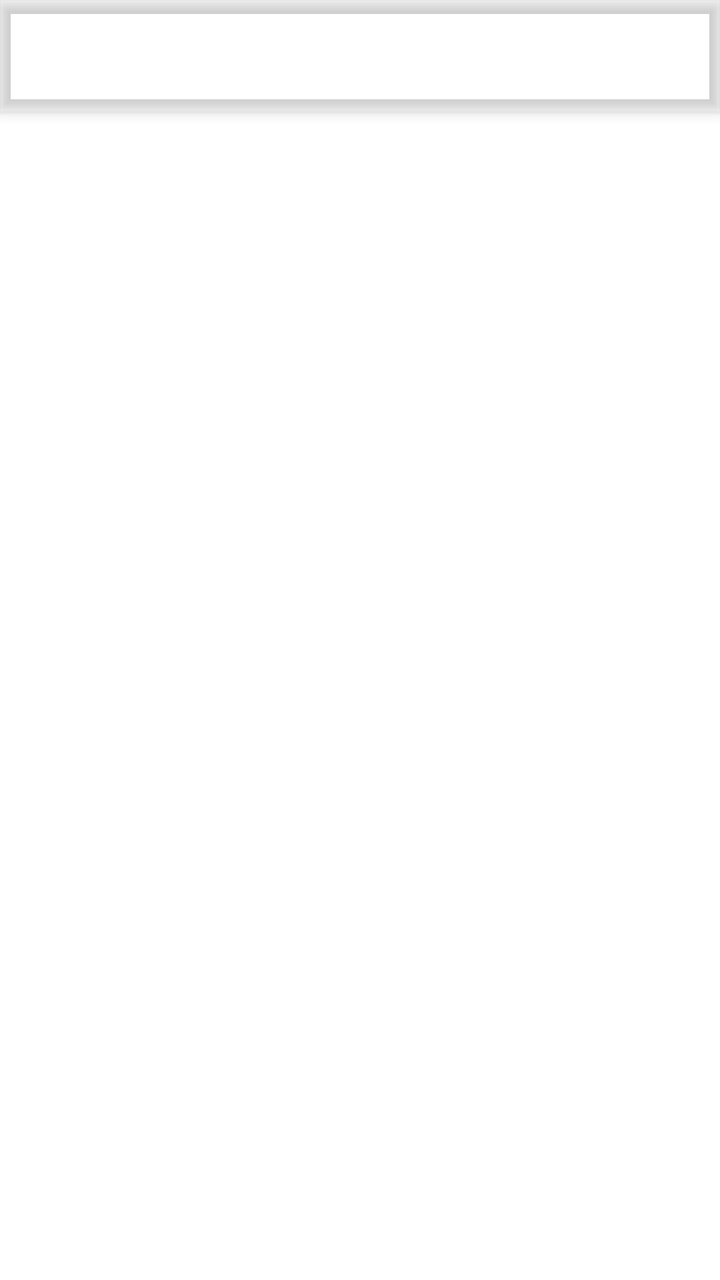
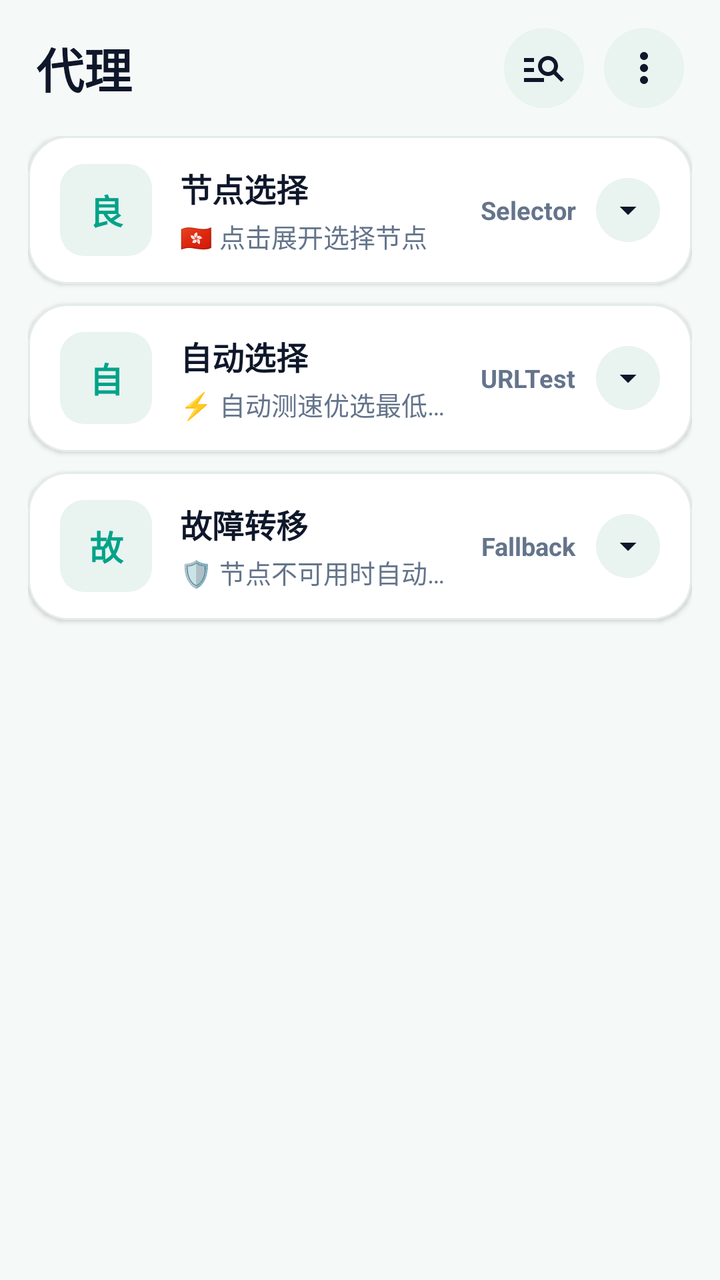

An Android layout rendered at two revisions. The XML below is the earlier revision; the diff shows what the commit changed to produce the second picture.
<!-- AndroidManifest.xml: application theme Theme.Start -->
<!-- res/layout/layout_group_list.xml -->
<?xml version="1.0" encoding="utf-8"?>
<LinearLayout xmlns:android="http://schemas.android.com/apk/res/android"
    xmlns:app="http://schemas.android.com/apk/res-auto"
    xmlns:tools="http://schemas.android.com/tools"
    android:layout_width="match_parent"
    android:layout_height="match_parent"
    android:orientation="vertical"
    tools:context=".ui.ConfigurationFragment">

    <include
        layout="@layout/layout_appbar"
        android:layout_width="match_parent"
        android:layout_height="wrap_content" />

    <com.google.android.material.tabs.TabLayout
        android:id="@+id/group_tab"
        android:layout_width="match_parent"
        android:layout_height="wrap_content"
        android:background="?android:attr/colorBackground"
        android:elevation="2dp"
        android:visibility="gone"
        app:tabIndicatorColor="?colorPrimary"
        app:tabIndicatorFullWidth="false"
        app:tabIndicatorHeight="3dp"
        app:tabMode="scrollable"
        app:tabPaddingStart="16dp"
        app:tabRippleColor="@color/fl_card_active_bg"
        app:tabSelectedTextColor="?colorPrimary"
        app:tabTextColor="?android:attr/textColorSecondary"
        app:tabUnboundedRipple="false" />

    <androidx.viewpager2.widget.ViewPager2
        android:id="@+id/group_pager"
        android:layout_width="match_parent"
        android:layout_height="match_parent" />

</LinearLayout>
<!-- res/layout/layout_appbar.xml (included above) -->
<?xml version="1.0" encoding="utf-8"?>
<com.google.android.material.appbar.AppBarLayout xmlns:android="http://schemas.android.com/apk/res/android"
    xmlns:app="http://schemas.android.com/apk/res-auto"
    android:id="@+id/appbar"
    android:layout_width="match_parent"
    android:layout_height="wrap_content"
    android:background="?attr/colorPrimary"
    android:elevation="4dp"
    android:fitsSystemWindows="true">

    <com.google.android.material.appbar.MaterialToolbar
        android:id="@+id/toolbar"
        android:layout_width="match_parent"
        android:layout_height="?attr/actionBarSize"
        android:background="?attr/colorPrimary"
        android:theme="?actionBarTheme"
        android:touchscreenBlocksFocus="false"
        app:titleTextColor="?attr/colorOnPrimary"
        app:navigationIconTint="?attr/colorOnPrimary"
        app:popupTheme="@style/ThemeOverlay.AppCompat.DayNight"
        app:title="@string/app_name" />
</com.google.android.material.appbar.AppBarLayout>
<!-- resources referenced by this layout -->
<resources>
  <color name="fl_card_active_bg">#EDFBF7</color>
  <string name="app_name" translatable="false">NekoBox</string>
  <style name="Theme.Start" parent="Theme.MaterialComponents.DayNight">
          <item name="android:navigationBarColor">@android:color/transparent</item>
          <item name="colorPrimary">@android:color/transparent</item>
          <item name="colorPrimaryDark">@android:color/transparent</item>
          <item name="android:backgroundDimEnabled">false</item>
          <item name="android:windowNoTitle">true</item>
          <item name="windowActionBar">false</item>
          <item name="windowNoTitle">true</item>
      </style>
</resources>

<!-- the commit's change to res/layout/layout_group_list.xml (unified diff, before → after) -->
@@ -4,57 +4,448 @@
     xmlns:tools="http://schemas.android.com/tools"
     android:layout_width="match_parent"
     android:layout_height="match_parent"
+    android:background="@color/fl_bg_light"
     android:orientation="vertical"
     tools:context=".ui.ConfigurationFragment">
 
-    <include
-        layout="@layout/layout_appbar"
+    
+    <androidx.appcompat.widget.Toolbar
+        android:id="@+id/toolbar"
         android:layout_width="match_parent"
-        android:layout_height="wrap_content" />
-
-    <com.google.android.material.tabs.TabLayout
-        android:id="@+id/group_tab"
+        android:layout_height="0dp"
+        android:visibility="gone" />
+
+    
+    <LinearLayout
+        android:id="@+id/header_proxies"
         android:layout_width="match_parent"
         android:layout_height="wrap_content"
-        android:background="?android:attr/colorBackground"
-        android:elevation="2dp"
+        android:gravity="center_vertical"
+        android:orientation="horizontal"
+        android:paddingHorizontal="18dp"
+        android:paddingTop="14dp"
+        android:paddingBottom="10dp">
+
+        <ImageButton
+            android:id="@+id/btn_proxy_close"
+            android:layout_width="40dp"
+            android:layout_height="40dp"
+            android:layout_marginEnd="10dp"
+            android:background="@drawable/bg_fl_tonal_circle"
+            android:contentDescription="@string/close"
+            android:padding="9dp"
+            android:scaleType="centerInside"
+            android:visibility="gone"
+            app:srcCompat="@drawable/ic_navigation_close"
+            app:tint="@color/fl_text_primary" />
+
+        <TextView
+            android:id="@+id/tv_proxy_header_title"
+            android:layout_width="0dp"
+            android:layout_height="wrap_content"
+            android:layout_weight="1"
+            android:text="代理"
+            android:textColor="@color/fl_text_primary"
+            android:textSize="24sp"
+            android:textStyle="bold" />
+
+        <ImageButton
+            android:id="@+id/btn_proxy_search"
+            android:layout_width="40dp"
+            android:layout_height="40dp"
+            android:layout_marginEnd="10dp"
+            android:background="@drawable/bg_fl_tonal_circle"
+            android:contentDescription="@string/action_search"
+            android:padding="8dp"
+            android:scaleType="centerInside"
+            app:srcCompat="@drawable/ic_baseline_manage_search_24"
+            app:tint="@color/fl_text_primary" />
+
+        <ImageButton
+            android:id="@+id/btn_proxy_more"
+            android:layout_width="40dp"
+            android:layout_height="40dp"
+            android:background="@drawable/bg_fl_tonal_circle"
+            android:contentDescription="@string/more"
+            android:padding="8dp"
+            android:scaleType="centerInside"
+            app:srcCompat="@drawable/ic_baseline_more_vert_24"
+            app:tint="@color/fl_text_primary" />
+
+    </LinearLayout>
+
+    
+    <com.google.android.material.card.MaterialCardView
+        android:id="@+id/card_proxy_search"
+        android:layout_width="match_parent"
+        android:layout_height="wrap_content"
+        android:layout_marginHorizontal="14dp"
+        android:layout_marginBottom="8dp"
         android:visibility="gone"
-        app:tabIndicatorColor="?colorPrimary"
-        app:tabIndicatorFullWidth="false"
-        app:tabIndicatorHeight="3dp"
-        app:tabMode="scrollable"
-        app:tabPaddingStart="16dp"
-        app:tabRippleColor="@color/fl_card_active_bg"
-        app:tabSelectedTextColor="?colorPrimary"
-        app:tabTextColor="?android:attr/textColorSecondary"
-        app:tabUnboundedRipple="false" />
-
-    <androidx.viewpager2.widget.ViewPager2
-        android:id="@+id/group_pager"
+        app:cardBackgroundColor="@color/fl_card_bg"
+        app:cardCornerRadius="16dp"
+        app:cardElevation="1dp"
+        app:strokeColor="@color/fl_card_stroke"
+        app:strokeWidth="1dp">
+
+        <androidx.appcompat.widget.SearchView
+            android:id="@+id/proxy_search_view"
+            android:layout_width="match_parent"
+            android:layout_height="44dp"
+            app:iconifiedByDefault="false"
+            app:queryBackground="@android:color/transparent"
+            app:queryHint="搜索节点名称、协议或地区..." />
+    </com.google.android.material.card.MaterialCardView>
+
+    
+    <LinearLayout
+        android:id="@+id/layout_strategy_accordion"
         android:layout_width="match_parent"
-        android:layout_height="match_parent" />
+        android:layout_height="wrap_content"
+        android:orientation="vertical"
+        android:paddingHorizontal="14dp"
+        android:paddingTop="4dp">
+
+        
+        <com.google.android.material.card.MaterialCardView
+            android:id="@+id/card_group_selector"
+            android:layout_width="match_parent"
+            android:layout_height="wrap_content"
+            android:layout_marginBottom="10dp"
+            android:clickable="true"
+            android:focusable="true"
+            android:foreground="?attr/selectableItemBackground"
+            app:cardBackgroundColor="@color/fl_card_bg"
+            app:cardCornerRadius="20dp"
+            app:cardElevation="1.5dp"
+            app:strokeColor="@color/fl_card_stroke"
+            app:strokeWidth="1dp">
+
+            <LinearLayout
+                android:layout_width="match_parent"
+                android:layout_height="wrap_content"
+                android:gravity="center_vertical"
+                android:orientation="horizontal"
+                android:paddingHorizontal="16dp"
+                android:paddingVertical="14dp">
+
+                <TextView
+                    android:id="@+id/tv_selector_avatar"
+                    android:layout_width="46dp"
+                    android:layout_height="46dp"
+                    android:layout_marginEnd="14dp"
+                    android:background="@drawable/bg_fl_group_avatar"
+                    android:gravity="center"
+                    android:text="良"
+                    android:textColor="@color/theme_primary"
+                    android:textSize="17sp"
+                    android:textStyle="bold" />
+
+                <LinearLayout
+                    android:layout_width="0dp"
+                    android:layout_height="wrap_content"
+                    android:layout_weight="1"
+                    android:orientation="vertical">
+
+                    <TextView
+                        android:id="@+id/tv_selector_title"
+                        android:layout_width="wrap_content"
+                        android:layout_height="wrap_content"
+                        android:ellipsize="end"
+                        android:maxLines="1"
+                        android:text="节点选择"
+                        android:textColor="@color/fl_text_primary"
+                        android:textSize="16sp"
+                        android:textStyle="bold" />
+
+                    <TextView
+                        android:id="@+id/tv_selector_current"
+                        android:layout_width="wrap_content"
+                        android:layout_height="wrap_content"
+                        android:layout_marginTop="3dp"
+                        android:ellipsize="end"
+                        android:maxLines="1"
+                        android:text="🇭🇰 点击展开选择节点"
+                        android:textColor="@color/fl_text_secondary"
+                        android:textSize="13sp" />
+                </LinearLayout>
+
+                <TextView
+                    android:layout_width="wrap_content"
+                    android:layout_height="wrap_content"
+                    android:layout_marginHorizontal="10dp"
+                    android:text="Selector"
+                    android:textColor="@color/fl_text_secondary"
+                    android:textSize="12.5sp"
+                    android:textStyle="bold" />
+
+                <FrameLayout
+                    android:layout_width="32dp"
+                    android:layout_height="32dp"
+                    android:background="@drawable/bg_fl_tonal_circle">
+
+                    <ImageView
+                        android:id="@+id/iv_selector_arrow"
+                        android:layout_width="20dp"
+                        android:layout_height="20dp"
+                        android:layout_gravity="center"
+                        app:srcCompat="@drawable/ic_fl_chevron_down"
+                        app:tint="@color/fl_text_primary" />
+                </FrameLayout>
+
+            </LinearLayout>
+        </com.google.android.material.card.MaterialCardView>
+
+        
+        <com.google.android.material.card.MaterialCardView
+            android:id="@+id/card_group_urltest"
+            android:layout_width="match_parent"
+            android:layout_height="wrap_content"
+            android:layout_marginBottom="10dp"
+            android:clickable="true"
+            android:focusable="true"
+            android:foreground="?attr/selectableItemBackground"
+            app:cardBackgroundColor="@color/fl_card_bg"
+            app:cardCornerRadius="20dp"
+            app:cardElevation="1.5dp"
+            app:strokeColor="@color/fl_card_stroke"
+            app:strokeWidth="1dp">
+
+            <LinearLayout
+                android:layout_width="match_parent"
+                android:layout_height="wrap_content"
+                android:gravity="center_vertical"
+                android:orientation="horizontal"
+                android:paddingHorizontal="16dp"
+                android:paddingVertical="14dp">
+
+                <TextView
+                    android:layout_width="46dp"
+                    android:layout_height="46dp"
+                    android:layout_marginEnd="14dp"
+                    android:background="@drawable/bg_fl_group_avatar"
+                    android:gravity="center"
+                    android:text="自"
+                    android:textColor="@color/theme_primary"
+                    android:textSize="17sp"
+                    android:textStyle="bold" />
+
+                <LinearLayout
+                    android:layout_width="0dp"
+                    android:layout_height="wrap_content"
+                    android:layout_weight="1"
+                    android:orientation="vertical">
+
+                    <TextView
+                        android:layout_width="wrap_content"
+                        android:layout_height="wrap_content"
+                        android:text="自动选择"
+                        android:textColor="@color/fl_text_primary"
+                        android:textSize="16sp"
+                        android:textStyle="bold" />
+
+                    <TextView
+                        android:id="@+id/tv_urltest_current"
+                        android:layout_width="wrap_content"
+                        android:layout_height="wrap_content"
+                        android:layout_marginTop="3dp"
+                        android:ellipsize="end"
+                        android:maxLines="1"
+                        android:text="⚡ 自动测速优选最低延迟节点"
+                        android:textColor="@color/fl_text_secondary"
+                        android:textSize="13sp" />
+                </LinearLayout>
+
+                <TextView
+                    android:layout_width="wrap_content"
+                    android:layout_height="wrap_content"
+                    android:layout_marginHorizontal="10dp"
+                    android:text="URLTest"
+                    android:textColor="@color/fl_text_secondary"
+                    android:textSize="12.5sp"
+                    android:textStyle="bold" />
+
+                <FrameLayout
+                    android:layout_width="32dp"
+                    android:layout_height="32dp"
+                    android:background="@drawable/bg_fl_tonal_circle">
+
+                    <ImageView
+                        android:id="@+id/iv_urltest_arrow"
+                        android:layout_width="20dp"
+                        android:layout_height="20dp"
+                        android:layout_gravity="center"
+                        app:srcCompat="@drawable/ic_fl_chevron_down"
+                        app:tint="@color/fl_text_primary" />
+                </FrameLayout>
+
+            </LinearLayout>
+        </com.google.android.material.card.MaterialCardView>
+
+        
+        <com.google.android.material.card.MaterialCardView
+            android:id="@+id/card_group_fallback"
+            android:layout_width="match_parent"
+            android:layout_height="wrap_content"
+            android:layout_marginBottom="8dp"
+            android:clickable="true"
+            android:focusable="true"
+            android:foreground="?attr/selectableItemBackground"
+            app:cardBackgroundColor="@color/fl_card_bg"
+            app:cardCornerRadius="20dp"
+            app:cardElevation="1.5dp"
+            app:strokeColor="@color/fl_card_stroke"
+            app:strokeWidth="1dp">
+
+            <LinearLayout
+                android:layout_width="match_parent"
+                android:layout_height="wrap_content"
+                android:gravity="center_vertical"
+                android:orientation="horizontal"
+                android:paddingHorizontal="16dp"
+                android:paddingVertical="14dp">
+
+                <TextView
+                    android:layout_width="46dp"
+                    android:layout_height="46dp"
+                    android:layout_marginEnd="14dp"
+                    android:background="@drawable/bg_fl_group_avatar"
+                    android:gravity="center"
+                    android:text="故"
+                    android:textColor="@color/theme_primary"
+                    android:textSize="17sp"
+                    android:textStyle="bold" />
+
+                <LinearLayout
+                    android:layout_width="0dp"
+                    android:layout_height="wrap_content"
+                    android:layout_weight="1"
+                    android:orientation="vertical">
+
+                    <TextView
+                        android:layout_width="wrap_content"
+                        android:layout_height="wrap_content"
+                        android:text="故障转移"
+                        android:textColor="@color/fl_text_primary"
+                        android:textSize="16sp"
+                        android:textStyle="bold" />
+
+                    <TextView
+                        android:id="@+id/tv_fallback_current"
+                        android:layout_width="wrap_content"
+                        android:layout_height="wrap_content"
+                        android:layout_marginTop="3dp"
+                        android:ellipsize="end"
+                        android:maxLines="1"
+                        android:text="🛡️ 节点不可用时自动切换"
+                        android:textColor="@color/fl_text_secondary"
+                        android:textSize="13sp" />
+                </LinearLayout>
+
+                <TextView
+                    android:layout_width="wrap_content"
+                    android:layout_height="wrap_content"
+                    android:layout_marginHorizontal="10dp"
+                    android:text="Fallback"
+                    android:textColor="@color/fl_text_secondary"
+                    android:textSize="12.5sp"
+                    android:textStyle="bold" />
+
+                <FrameLayout
+                    android:layout_width="32dp"
+                    android:layout_height="32dp"
+                    android:background="@drawable/bg_fl_tonal_circle">
+
+                    <ImageView
+                        android:id="@+id/iv_fallback_arrow"
+                        android:layout_width="20dp"
+                        android:layout_height="20dp"
+                        android:layout_gravity="center"
+                        app:srcCompat="@drawable/ic_fl_chevron_down"
+                        app:tint="@color/fl_text_primary" />
+                </FrameLayout>
+
+            </LinearLayout>
+        </com.google.android.material.card.MaterialCardView>
+
+    </LinearLayout>
+
+    
+    <LinearLayout
+        android:id="@+id/layout_expanded_proxies"
+        android:layout_width="match_parent"
+        android:layout_height="0dp"
+        android:layout_weight="1"
+        android:orientation="vertical"
+        android:visibility="gone"
+        tools:visibility="visible">
+
+        
+        <LinearLayout
+            android:layout_width="match_parent"
+            android:layout_height="wrap_content"
+            android:gravity="center_vertical"
+            android:orientation="horizontal"
+            android:paddingHorizontal="16dp"
+            android:paddingVertical="4dp">
+
+            <TextView
+                android:id="@+id/tv_expanded_group_hint"
+                android:layout_width="0dp"
+                android:layout_height="wrap_content"
+                android:layout_weight="1"
+                android:text="节点列表"
+                android:textColor="@color/fl_text_secondary"
+                android:textSize="12.5sp"
+                android:textStyle="bold" />
+
+            <com.google.android.material.button.MaterialButton
+                android:id="@+id/btn_quick_urltest"
+                style="?attr/materialButtonOutlinedStyle"
+                android:layout_width="wrap_content"
+                android:layout_height="34dp"
+                android:layout_marginEnd="8dp"
+                android:minWidth="0dp"
+                android:paddingHorizontal="12dp"
+                android:text="⚡ 一键测速"
+                android:textSize="11.5sp"
+                app:cornerRadius="17dp" />
+
+            <com.google.android.material.button.MaterialButton
+                android:id="@+id/btn_collapse_nodes"
+                style="?attr/materialButtonOutlinedStyle"
+                android:layout_width="wrap_content"
+                android:layout_height="34dp"
+                android:minWidth="0dp"
+                android:paddingHorizontal="12dp"
+                android:text="收起 ▲"
+                android:textSize="11.5sp"
+                app:cornerRadius="17dp" />
+
+        </LinearLayout>
+
+        <com.google.android.material.tabs.TabLayout
+            android:id="@+id/group_tab"
+            android:layout_width="match_parent"
+            android:layout_height="40dp"
+            android:background="@color/fl_bg_light"
+            android:elevation="0dp"
+            android:visibility="gone"
+            app:tabIndicatorColor="?colorPrimary"
+            app:tabIndicatorFullWidth="false"
+            app:tabIndicatorHeight="3dp"
+            app:tabMode="scrollable"
+            app:tabPaddingStart="16dp"
+            app:tabRippleColor="@color/fl_card_active_bg"
+            app:tabSelectedTextColor="?colorPrimary"
+            app:tabTextColor="@color/fl_text_secondary"
+            app:tabUnboundedRipple="false" />
+
+        <androidx.viewpager2.widget.ViewPager2
+            android:id="@+id/group_pager"
+            android:layout_width="match_parent"
+            android:layout_height="match_parent" />
+
+    </LinearLayout>
 
 </LinearLayout>
-<!-- res/layout/layout_appbar.xml (included above) -->
-<?xml version="1.0" encoding="utf-8"?>
-<com.google.android.material.appbar.AppBarLayout xmlns:android="http://schemas.android.com/apk/res/android"
-    xmlns:app="http://schemas.android.com/apk/res-auto"
-    android:id="@+id/appbar"
-    android:layout_width="match_parent"
-    android:layout_height="wrap_content"
-    android:background="?attr/colorPrimary"
-    android:elevation="4dp"
-    android:fitsSystemWindows="true">
-
-    <com.google.android.material.appbar.MaterialToolbar
-        android:id="@+id/toolbar"
-        android:layout_width="match_parent"
-        android:layout_height="?attr/actionBarSize"
-        android:background="?attr/colorPrimary"
-        android:theme="?actionBarTheme"
-        android:touchscreenBlocksFocus="false"
-        app:titleTextColor="?attr/colorOnPrimary"
-        app:navigationIconTint="?attr/colorOnPrimary"
-        app:popupTheme="@style/ThemeOverlay.AppCompat.DayNight"
-        app:title="@string/app_name" />
-</com.google.android.material.appbar.AppBarLayout>
<!-- resource entries referenced after the edit -->
@@ -1,7 +1,74 @@
 <!-- resources referenced by this layout -->
 <resources>
+  <color name="fl_bg_light">#F5F9F8</color>
   <color name="fl_card_active_bg">#EDFBF7</color>
-  <string name="app_name" translatable="false">NekoBox</string>
+  <color name="fl_card_bg">#FFFFFF</color>
+  <color name="fl_card_stroke">#E4ECE9</color>
+  <color name="fl_text_primary">#0F172A</color>
+  <color name="fl_text_secondary">#64748B</color>
+  <color name="theme_primary">#00A389</color>
+  <!-- drawable bg_fl_group_avatar (drawable) -->
+  <?xml version="1.0" encoding="utf-8"?>
+  <shape xmlns:android="http://schemas.android.com/apk/res/android"
+      android:shape="rectangle">
+      <corners android:radius="12dp" />
+      <solid android:color="@color/fl_tonal_btn_bg" />
+  </shape>
+  <!-- drawable bg_fl_tonal_circle (drawable) -->
+  <?xml version="1.0" encoding="utf-8"?>
+  <ripple xmlns:android="http://schemas.android.com/apk/res/android"
+      android:color="#2600A389">
+      <item>
+          <shape android:shape="oval">
+              <solid android:color="@color/fl_tonal_btn_bg" />
+          </shape>
+      </item>
+  </ripple>
+  <!-- drawable ic_baseline_manage_search_24 (drawable) -->
+  <vector xmlns:android="http://schemas.android.com/apk/res/android"
+      android:width="24dp"
+      android:height="24dp"
+      android:viewportWidth="24"
+      android:viewportHeight="24"
+      android:tint="?attr/colorControlNormal"
+      android:autoMirrored="true">
+    <path
+        android:fillColor="@android:color/white"
+        android:pathData="M7,9H2V7h5V9zM7,12H2v2h5V12zM20.59,19l-3.83,-3.83C15.96,15.69 15.02,16 14,16c-2.76,0 -5,-2.24 -5,-5s2.24,-5 5,-5s5,2.24 5,5c0,1.02 -0.31,1.96 -0.83,2.75L22,17.59L20.59,19zM17,11c0,-1.65 -1.35,-3 -3,-3s-3,1.35 -3,3s1.35,3 3,3S17,12.65 17,11zM2,19h10v-2H2V19z"/>
+  </vector>
+  <!-- drawable ic_baseline_more_vert_24 (drawable) -->
+  <vector xmlns:android="http://schemas.android.com/apk/res/android"
+      android:width="24dp"
+      android:height="24dp"
+      android:viewportWidth="24"
+      android:viewportHeight="24"
+      android:tint="?attr/colorControlNormal">
+    <path
+        android:fillColor="@android:color/white"
+        android:pathData="M12,8c1.1,0 2,-0.9 2,-2s-0.9,-2 -2,-2 -2,0.9 -2,2 0.9,2 2,2zM12,10c-1.1,0 -2,0.9 -2,2s0.9,2 2,2 2,-0.9 2,-2 -0.9,-2 -2,-2zM12,16c-1.1,0 -2,0.9 -2,2s0.9,2 2,2 2,-0.9 2,-2 -0.9,-2 -2,-2z"/>
+  </vector>
+  <!-- drawable ic_fl_chevron_down (drawable) -->
+  <?xml version="1.0" encoding="utf-8"?>
+  <vector xmlns:android="http://schemas.android.com/apk/res/android"
+      android:width="24dp"
+      android:height="24dp"
+      android:viewportWidth="24"
+      android:viewportHeight="24">
+      <path
+          android:fillColor="#FF000000"
+          android:pathData="M7,10l5,5 5,-5z" />
+  </vector>
+  <!-- drawable ic_navigation_close (drawable) -->
+  <vector xmlns:android="http://schemas.android.com/apk/res/android"
+          android:width="24dp"
+          android:height="24dp"
+          android:viewportWidth="24.0"
+          android:viewportHeight="24.0"
+          android:tint="?attr/colorControlNormal">
+      <path
+          android:fillColor="#FFFFFFFF"
+          android:pathData="M19,6.41L17.59,5 12,10.59 6.41,5 5,6.41 10.59,12 5,17.59 6.41,19 12,13.41 17.59,19 19,17.59 13.41,12z"/>
+  </vector>
   <style name="Theme.Start" parent="Theme.MaterialComponents.DayNight">
           <item name="android:navigationBarColor">@android:color/transparent</item>
           <item name="colorPrimary">@android:color/transparent</item>
@@ -11,5 +78,6 @@
           <item name="windowActionBar">false</item>
           <item name="windowNoTitle">true</item>
       </style>
+  <color name="fl_tonal_btn_bg">#E9F3F0</color>
 </resources>
 
